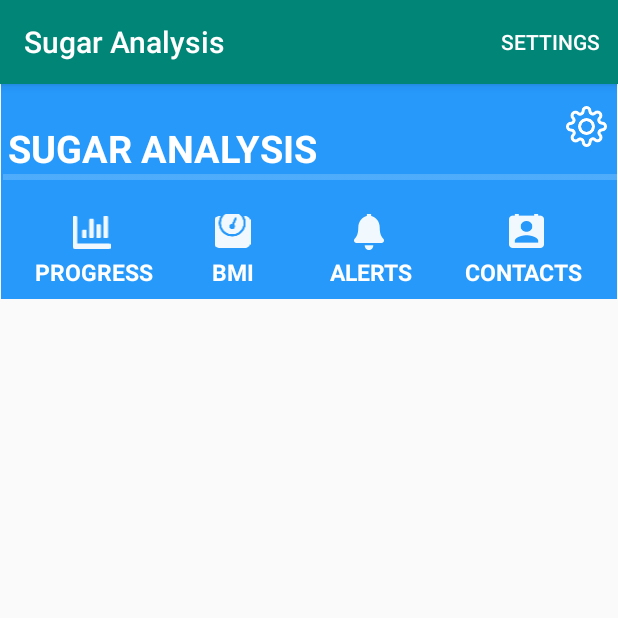
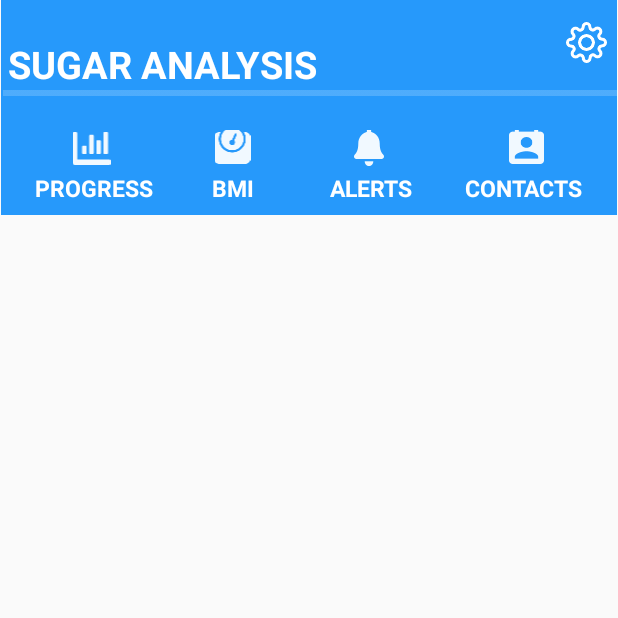
Before and after one commit to noorans/cs115a, an Android app: the screen it shows after launch (MainActivity), on a phone screen of 412 x 824 dp, the top half of it. Run offline under Robolectric (Android 15) with nearby library versions, the phone set to English and light mode, and no system bars.

Commit message:
fixed title bar, DO NOT CLOSE BRANCH

```diff
--- a/SugarAnalysis/app/src/main/res/values/styles.xml
+++ b/SugarAnalysis/app/src/main/res/values/styles.xml
@@ -1,7 +1,7 @@
 <resources>
 
     <!-- Base application theme. -->
-    <style name="AppTheme" parent="Theme.AppCompat.Light.DarkActionBar">
+    <style name="AppTheme" parent="Theme.AppCompat.Light.NoActionBar">
         <!-- Customize your theme here. -->
         <item name="colorPrimary">@color/colorPrimary</item>
         <item name="colorPrimaryDark">@color/colorPrimaryDark</item>
```
Also changed, not shown: SugarAnalysis/app/src/main/java/com/example/sugaranalysis/MainActivity.java (+8 -5 lines).
